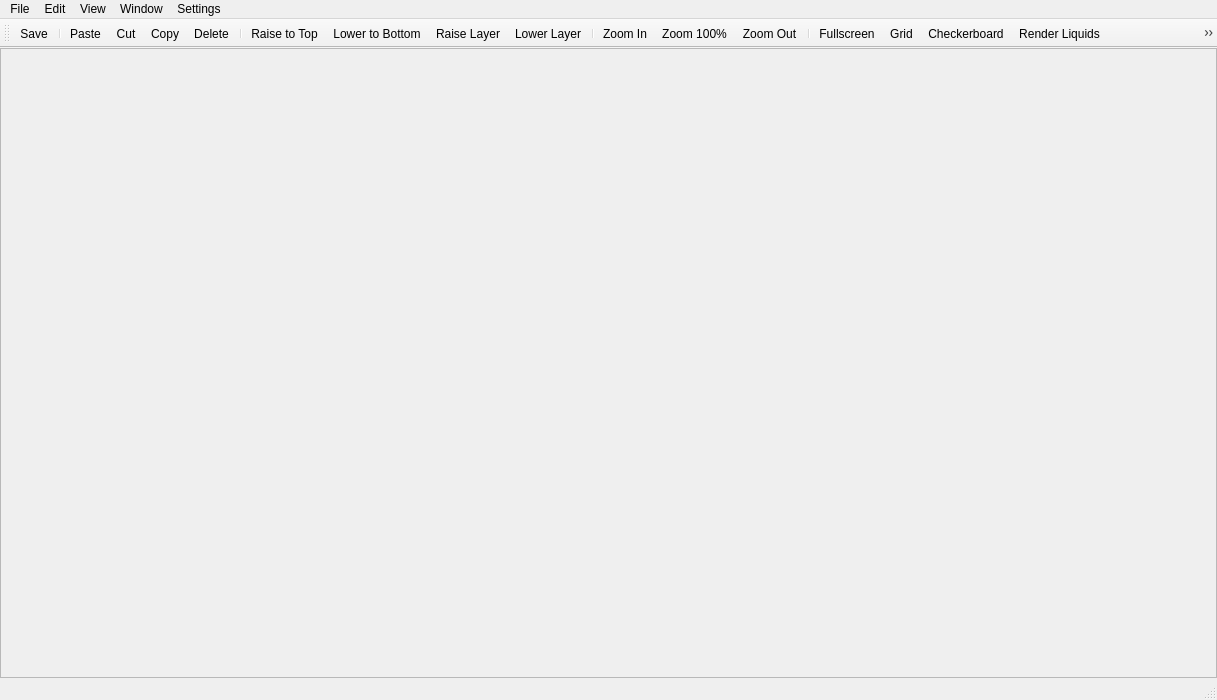
Above: leveleditorwindow.ui from ExplosBlue/CoinKiller before the change. Below: the same form after it.
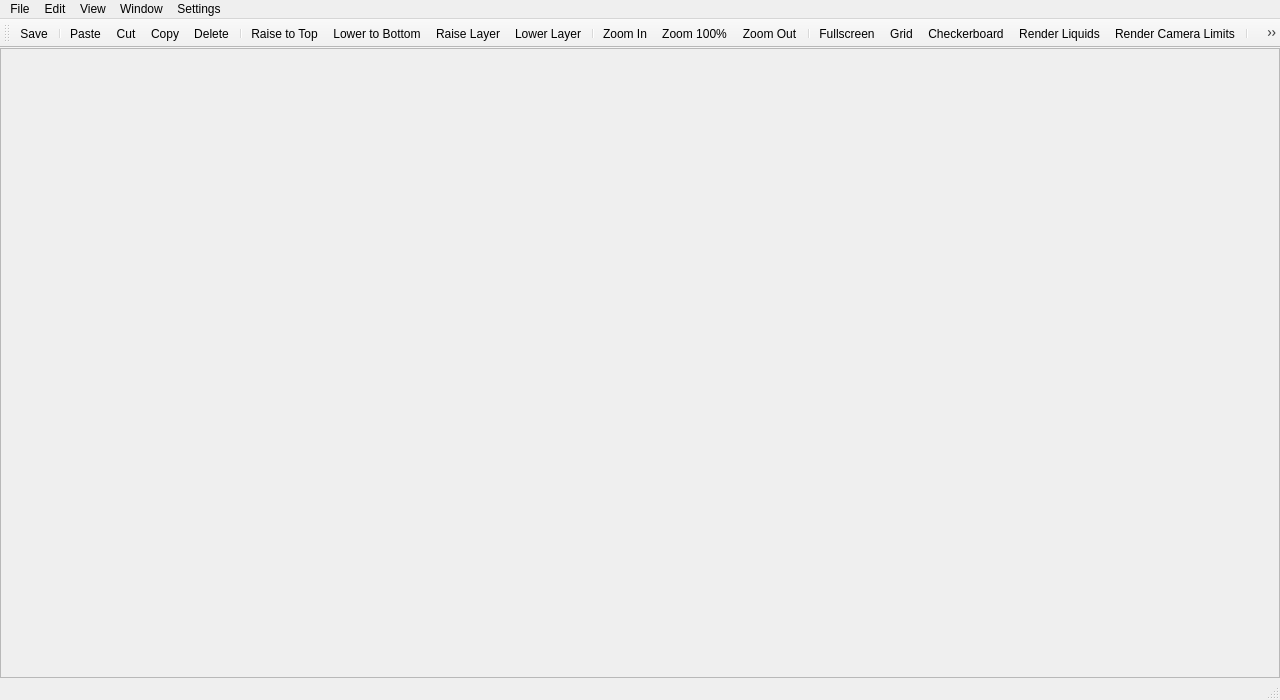
That is the form after the change.

The edit to the form file:
```diff
--- a/leveleditorwindow.ui
+++ b/leveleditorwindow.ui
@@ -6,7 +6,7 @@
    <rect>
     <x>0</x>
     <y>0</y>
-    <width>1217</width>
+    <width>1280</width>
     <height>700</height>
    </rect>
   </property>
@@ -46,8 +46,8 @@
         <rect>
          <x>0</x>
          <y>0</y>
-         <width>1215</width>
-         <height>631</height>
+         <width>1278</width>
+         <height>634</height>
         </rect>
        </property>
       </widget>
@@ -60,8 +60,8 @@
     <rect>
      <x>0</x>
      <y>0</y>
-     <width>1217</width>
-     <height>22</height>
+     <width>1280</width>
+     <height>21</height>
     </rect>
    </property>
    <widget class="QMenu" name="menuFile">
@@ -171,6 +171,7 @@
    <addaction name="actionToggleLayer1"/>
    <addaction name="actionToggleLayer2"/>
    <addaction name="actionToggleSprites"/>
+   <addaction name="actionToggleEntrances"/>
    <addaction name="actionTogglePaths"/>
    <addaction name="actionToggleLocations"/>
    <addaction name="separator"/>
@@ -566,6 +567,17 @@
     <string>Toggle 2D Tiles</string>
    </property>
   </action>
+  <action name="actionToggleEntrances">
+   <property name="checkable">
+    <bool>true</bool>
+   </property>
+   <property name="text">
+    <string>Toggle Entrances</string>
+   </property>
+   <property name="toolTip">
+    <string>Toggle Entrances</string>
+   </property>
+  </action>
  </widget>
  <resources/>
  <connections/>
```
Left out of the diff: 1 changed line with no effect on the pictures.
